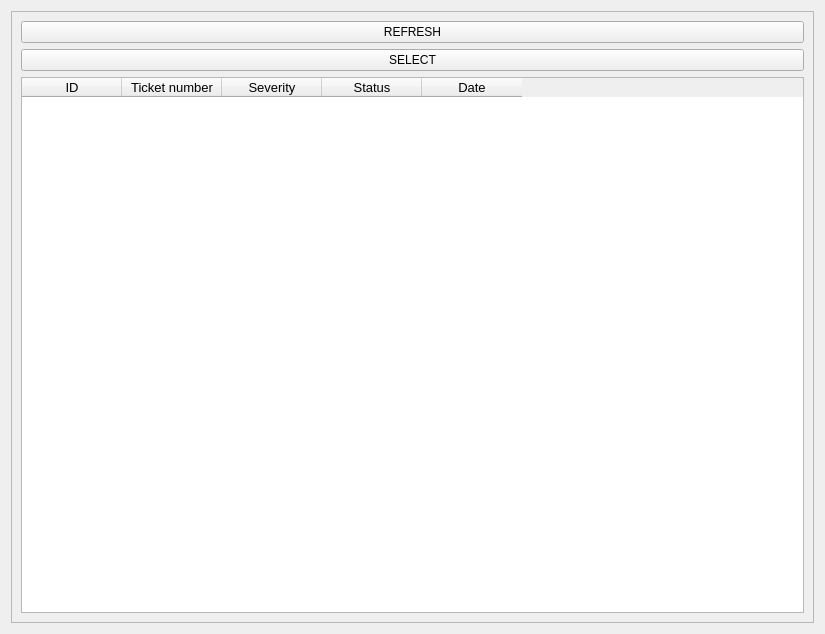
This is gui_testic.ui in Sasa993/Agent-Tool as Qt 5 draws it before an edit. The edited form follows.
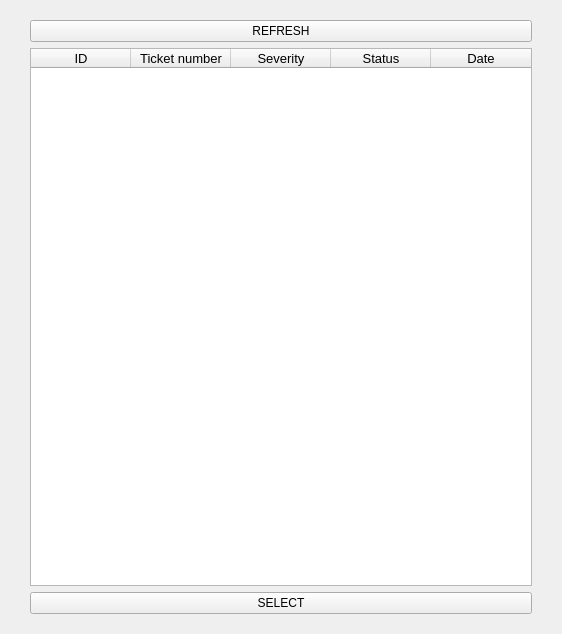
This is the edited form.

```diff
--- a/gui_testic.ui
+++ b/gui_testic.ui
@@ -9,13 +9,19 @@
    <rect>
     <x>0</x>
     <y>0</y>
-    <width>825</width>
+    <width>562</width>
     <height>634</height>
    </rect>
   </property>
+  <property name="minimumSize">
+   <size>
+    <width>0</width>
+    <height>0</height>
+   </size>
+  </property>
   <property name="maximumSize">
    <size>
-    <width>850</width>
+    <width>562</width>
     <height>16777215</height>
    </size>
   </property>
@@ -25,8 +31,17 @@
   <layout class="QVBoxLayout" name="verticalLayout">
    <item>
     <layout class="QGridLayout" name="gridLayout_2">
+     <property name="leftMargin">
+      <number>10</number>
+     </property>
+     <property name="rightMargin">
+      <number>10</number>
+     </property>
      <item row="0" column="0">
       <widget class="QScrollArea" name="scrollArea">
+       <property name="frameShape">
+        <enum>QFrame::NoFrame</enum>
+       </property>
        <property name="widgetResizable">
         <bool>true</bool>
        </property>
@@ -35,8 +50,8 @@
          <rect>
           <x>0</x>
           <y>0</y>
-          <width>803</width>
-          <height>612</height>
+          <width>524</width>
+          <height>614</height>
          </rect>
         </property>
         <layout class="QVBoxLayout" name="verticalLayout_2">
@@ -47,15 +62,26 @@
            </property>
           </widget>
          </item>
-         <item>
-          <widget class="QPushButton" name="pushButtonSelektovano">
-           <property name="text">
-            <string>SELECT</string>
-           </property>
-          </widget>
-         </item>
          <item>
           <widget class="QTableWidget" name="tableWidgetIspisIzBaze">
+           <property name="sizePolicy">
+            <sizepolicy hsizetype="Maximum" vsizetype="Expanding">
+             <horstretch>0</horstretch>
+             <verstretch>0</verstretch>
+            </sizepolicy>
+           </property>
+           <property name="minimumSize">
+            <size>
+             <width>0</width>
+             <height>0</height>
+            </size>
+           </property>
+           <property name="maximumSize">
+            <size>
+             <width>502</width>
+             <height>16777215</height>
+            </size>
+           </property>
            <property name="font">
             <font>
              <pointsize>10</pointsize>
@@ -139,6 +165,13 @@
            </column>
           </widget>
          </item>
+         <item>
+          <widget class="QPushButton" name="pushButtonSelektovano">
+           <property name="text">
+            <string>SELECT</string>
+           </property>
+          </widget>
+         </item>
         </layout>
        </widget>
       </widget>
```
